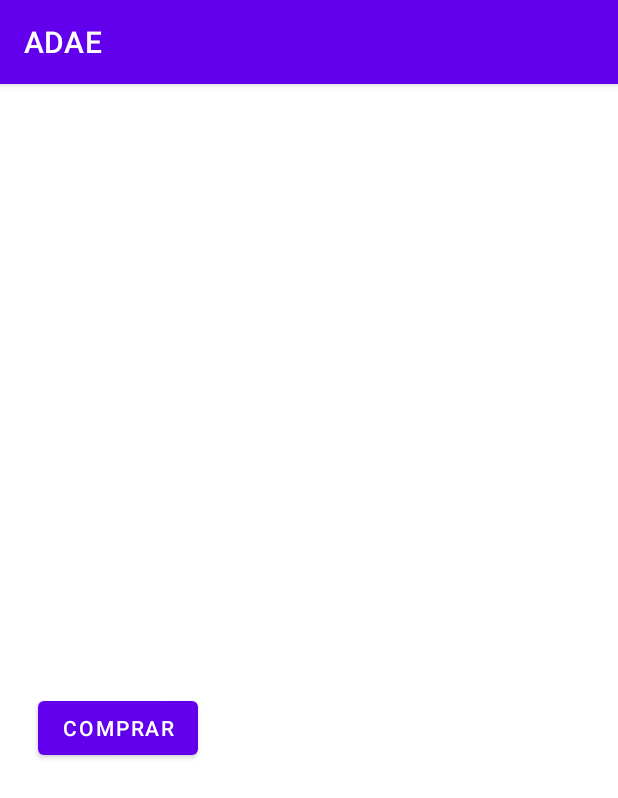
After one commit to Dessmondd/ADAE, an Android app: the Main screen opened directly, with no data from a screen before it, on a phone screen of 412 x 824 dp. The commit adds this screen. Shown: the top 798 px of the screen. Run offline under Robolectric (Android 15) with nearby library versions, the phone set to English and light mode, and no system bars; libraries missing offline, so code that uses them is left out: com.kpstv.library; 2 statements that could not run were skipped.

```diff
--- a/app/build.gradle
+++ b/app/build.gradle
@@ -65,7 +65,7 @@ dependencies {
     implementation "com.github.bumptech.glide:glide:4.11.0"
     implementation "com.google.firebase:firebase-storage-ktx:20.0.0"
     implementation 'com.firebaseui:firebase-ui-storage:8.0.0'
-
+    implementation 'io.github.kaustubhpatange:paypal-checkout:1.4'
 }
 apply plugin: 'com.android.application'
 apply plugin: 'com.google.gms.google-services'
--- /dev/null
+++ b/app/src/main/java/com/example/adae/Main.kt
@@ -0,0 +1,70 @@
+@file:Suppress("DEPRECATION")
+package com.example.adae
+
+import android.content.Intent
+import android.os.Bundle
+import android.view.View
+import android.widget.Button
+import android.widget.Toast
+import androidx.appcompat.app.AlertDialog
+import androidx.appcompat.app.AppCompatActivity
+import androidx.fragment.app.Fragment
+import com.kpstv.library.Paypal
+
+class Main: AppCompatActivity() {
+
+    override fun onCreate(savedInstanceState: Bundle?) {
+        super.onCreate(savedInstanceState)
+        setContentView(R.layout.main)
+
+        supportFragmentManager.beginTransaction()
+            .replace(R.id.container, MainFragment())
+            .commit()
+    }
+}
+
+class MainFragment : Fragment(R.layout.fragment_main) {
+    private lateinit var paypal: Paypal
+
+    override fun onViewCreated(view: View, savedInstanceState: Bundle?) {
+        super.onViewCreated(view, savedInstanceState)
+        val options = Paypal.Options(
+            paypalButtonId = "LE4DPD9LCBG3U",
+            purchaseCompleteUrl = "https://www.pokemon.com/es/jcc-pokemon/jugar-en-linea/",
+            isSandbox = true // Set this to false to accept live payments
+        )
+
+        paypal = Paypal.Builder(options)
+            .setCallingContext(this)
+
+        val button = view.findViewById<Button>(R.id.btn_checkout)
+        button.setOnClickListener {
+            paypal.checkout()
+        }
+    }
+
+    override fun onActivityResult(requestCode: Int, resultCode: Int, data: Intent?) {
+        super.onActivityResult(requestCode, resultCode, data)
+        if (paypal.isPurchaseComplete(requestCode, resultCode)) {
+            /**
+             * Called when whole payment process is completed
+             * This will called after onCheckOutComplete.
+             *
+             * You can also fetch purchase details from [Intent]
+             */
+            val details = data?.getSerializableExtra(Paypal.PURCHASE_DATA) as? Paypal.History
+            AlertDialog.Builder(requireContext())
+                .setTitle("Comprada completada")
+                .setMessage("Pago completado para la cuenta  ${details?.email} for Id: ${paypal.options.paypalButtonId}")
+                .setPositiveButton("Todo OK", null)
+                .show()
+
+        } else if (paypal.isPurchaseCancelled(requestCode, resultCode)) {
+            /**
+             * Cuando el usuario cancela el pago sale este cartel
+             *
+             */
+            Toast.makeText(requireContext(), "Compra cancelada por el usuario", Toast.LENGTH_SHORT).show()
+        }
+    }
+}
--- /dev/null
+++ b/app/src/main/res/layout/fragment_main.xml
@@ -0,0 +1,20 @@
+<?xml version="1.0" encoding="utf-8"?>
+<androidx.constraintlayout.widget.ConstraintLayout xmlns:android="http://schemas.android.com/apk/res/android"
+    xmlns:app="http://schemas.android.com/apk/res-auto"
+    xmlns:tools="http://schemas.android.com/tools"
+    android:layout_width="match_parent"
+    android:layout_height="match_parent"
+    tools:context=".MainActivity">
+
+    <Button
+        android:id="@+id/btn_checkout"
+        android:layout_width="wrap_content"
+        android:layout_height="wrap_content"
+        android:text="Comprar"
+        app:layout_constraintBottom_toBottomOf="parent"
+        app:layout_constraintEnd_toEndOf="parent"
+        app:layout_constraintHorizontal_bias="0.082"
+        app:layout_constraintStart_toStartOf="parent"
+        app:layout_constraintTop_toTopOf="parent"
+        app:layout_constraintVertical_bias="0.563" />
+</androidx.constraintlayout.widget.ConstraintLayout>
--- /dev/null
+++ b/app/src/main/res/layout/main.xml
@@ -0,0 +1,8 @@
+<?xml version="1.0" encoding="utf-8"?>
+<androidx.fragment.app.FragmentContainerView
+    xmlns:android="http://schemas.android.com/apk/res/android"
+    android:id="@+id/container"
+    android:layout_width="match_parent"
+    android:layout_height="match_parent">
+
+</androidx.fragment.app.FragmentContainerView>
```
Also changed, not shown: app/src/main/AndroidManifest.xml (+8 -2 lines), app/src/main/java/com/example/adae/Coleecion.kt (+15 -0 lines), app/src/main/res/layout/activity_coleecion.xml (+15 -5 lines), app/src/main/res/layout/fragment_first.xml (added, +28 -0 lines), app/src/main/res/layout/fragment_second.xml (added, +27 -0 lines), app/src/main/res/navigation/nav_graph.xml (added, +28 -0 lines), app/src/main/res/values/strings.xml (+9 -0 lines).
